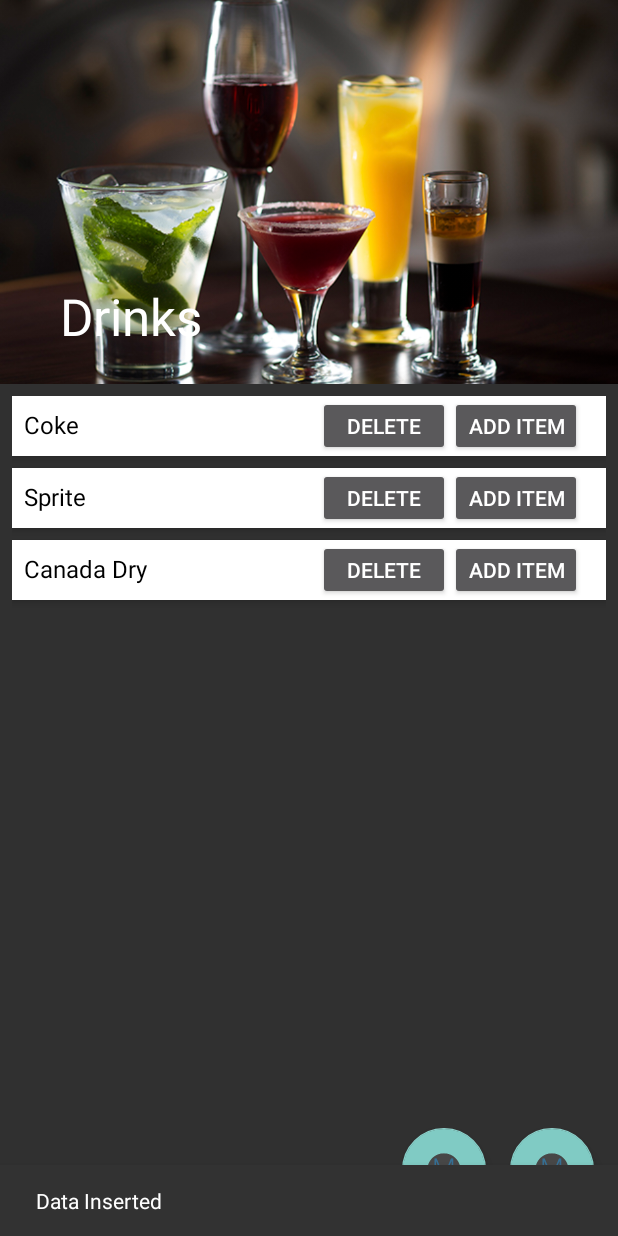
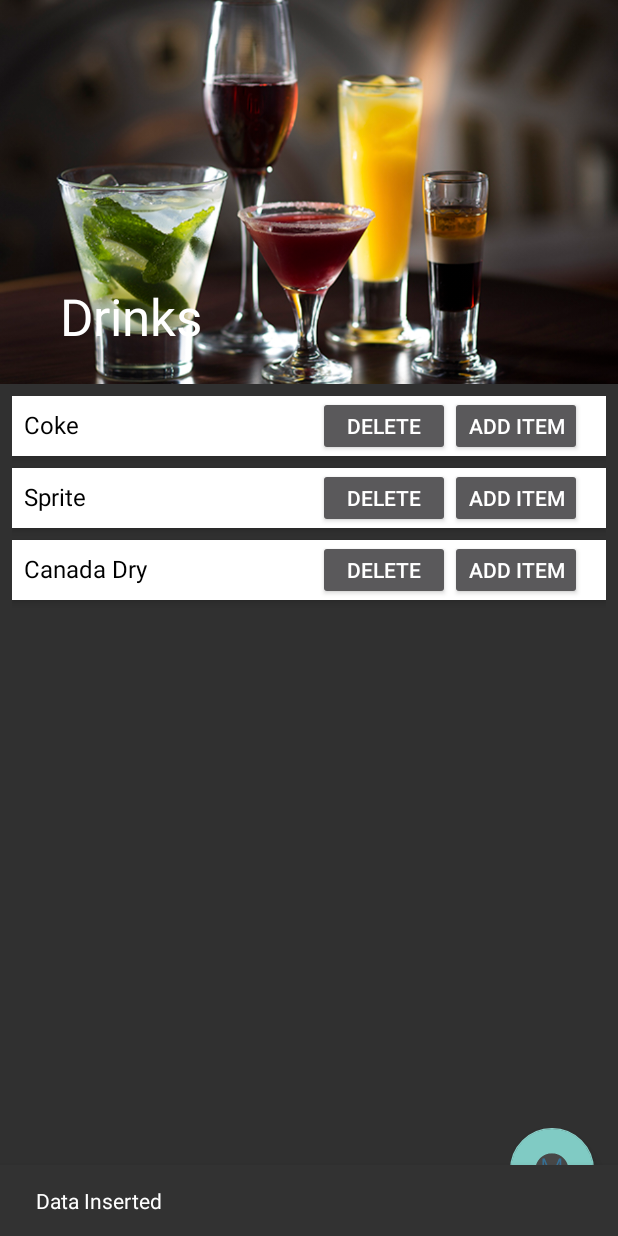
Before and after one commit to rezarajan/Mojo, an Android app: the Drinks_Menu screen opened directly, with no data from a screen before it, after a tap on "ADD ITEM", on a phone screen of 412 x 824 dp. Run offline under Robolectric (Android 15) with nearby library versions, the phone set to English and light mode, and no system bars.

```diff
--- a/app/src/main/java/bluefirelabs/mojo/Drinks_Menu.java
+++ b/app/src/main/java/bluefirelabs/mojo/Drinks_Menu.java
@@ -23,7 +23,7 @@ public class Drinks_Menu extends AppCompatActivity{
     RecyclerView.LayoutManager layoutManager;
     RecyclerView.Adapter adapter;
     DatabaseHelper myDb;
-    FloatingActionButton checkout_btn, vendorview;
+    FloatingActionButton checkout_btn;
     Button imagebutton;
 
     @Override
@@ -34,7 +34,6 @@ public class Drinks_Menu extends AppCompatActivity{
         //toolbar.setTitle("Menu");
 
         checkout_btn = (FloatingActionButton)findViewById(R.id.fabCheckout);
-        vendorview = (FloatingActionButton)findViewById(R.id.fabVendor);
         myDb = new DatabaseHelper(this); //calls constructor from the database helper class
 
         imagebutton = (Button) findViewById(R.id.imageButton_add);
@@ -82,15 +81,6 @@ public class Drinks_Menu extends AppCompatActivity{
 
             }
         });
-
-        vendorview.setOnClickListener(new View.OnClickListener() {
-            @Override
-            public void onClick(View v) {
-
-                Intent intent = new Intent(v.getContext(), VendorHub.class);
-                startActivity(intent);
-            }
-        });
     }
 
 
--- a/app/src/main/res/layout/food_menu.xml
+++ b/app/src/main/res/layout/food_menu.xml
@@ -68,16 +68,6 @@
             android:src="@mipmap/ic_launcher"
             android:layout_marginRight="16dp"
             android:layout_marginBottom="16dp"/>
-
-        <android.support.design.widget.FloatingActionButton
-            android:id="@+id/fabVendor"
-            android:layout_width="wrap_content"
-            android:layout_height="wrap_content"
-            android:layout_gravity="end|bottom"
-            android:layout_marginBottom="16dp"
-            android:layout_marginRight="16dp"
-            android:src="@mipmap/ic_launcher"
-            app:fabSize="normal" />
     </LinearLayout>
 
 
```
Also changed, not shown: app/src/main/java/bluefirelabs/mojo/Sign_In.java (+13 -2 lines), app/src/main/java/bluefirelabs/mojo/permissions/permission_location.java (+14 -3 lines), 1 other file.
